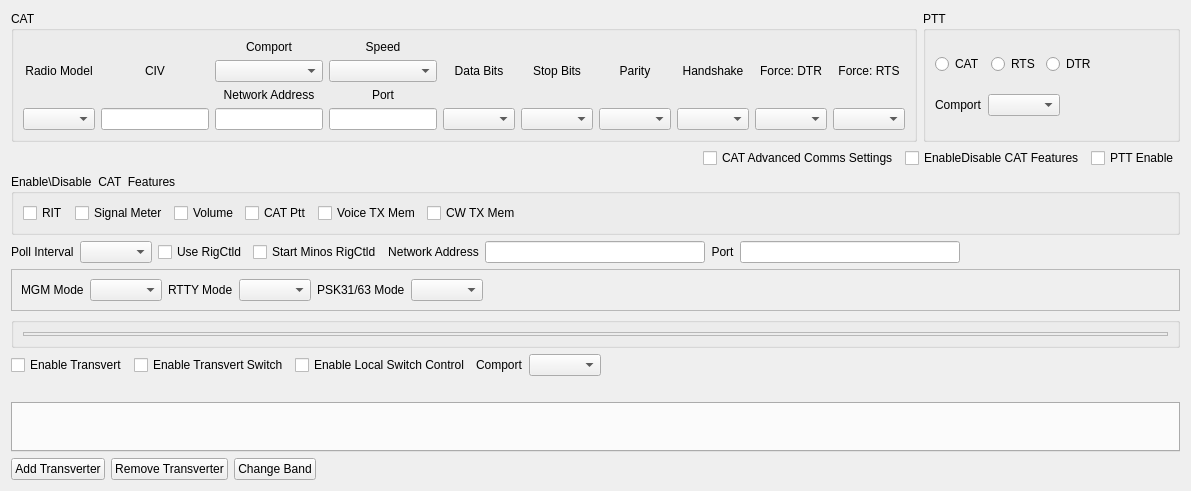
Qt form mqt/MqtRigControl/rigsetupform.ui (Rsclub22/Minos2-Mirror) before a commit.
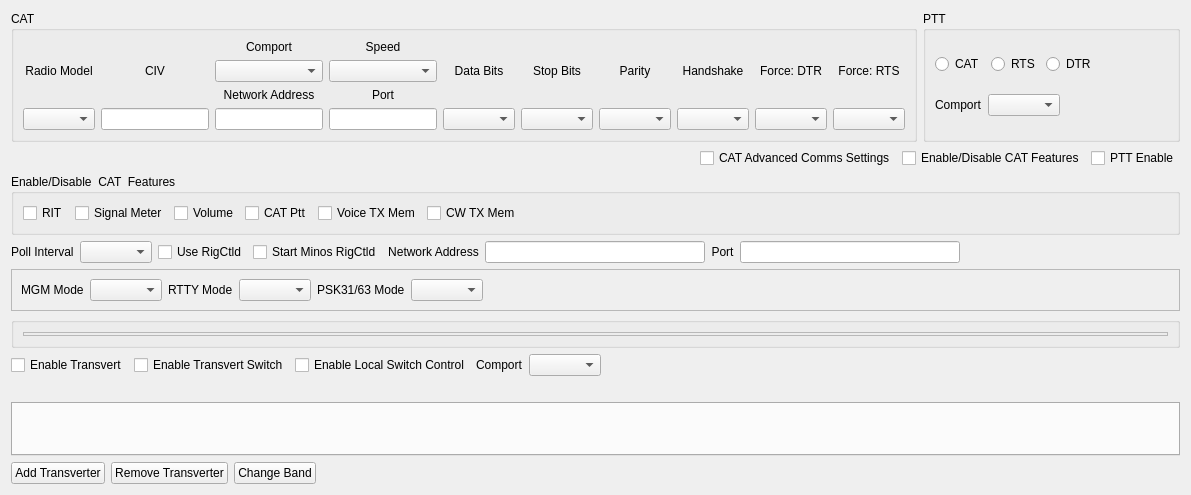
The same form after that commit. Custom widgets are drawn as their Qt base class.

The edit to the form file:
```diff
--- a/mqt/MqtRigControl/rigsetupform.ui
+++ b/mqt/MqtRigControl/rigsetupform.ui
@@ -7,7 +7,7 @@
     <x>0</x>
     <y>0</y>
     <width>1191</width>
-    <height>491</height>
+    <height>495</height>
    </rect>
   </property>
   <property name="windowTitle">
@@ -362,7 +362,7 @@
          <item>
           <widget class="QCheckBox" name="enableCatFeaturesChkBox">
            <property name="text">
-            <string>EnableDisable CAT Features</string>
+            <string>Enable/Disable CAT Features</string>
            </property>
           </widget>
          </item>
@@ -378,7 +378,7 @@
        <item>
         <widget class="QGroupBox" name="enable_disableFeaturesGroup">
          <property name="title">
-          <string>Enable\Disable  CAT  Features</string>
+          <string>Enable/Disable  CAT  Features</string>
          </property>
          <layout class="QHBoxLayout" name="horizontalLayout_10">
           <item>
```
